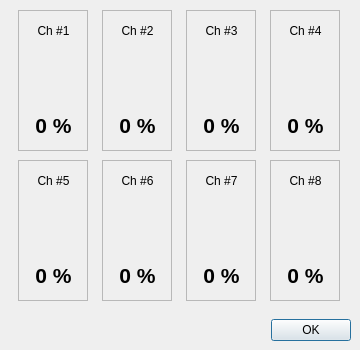
The window that Dialog_Sensors.ui (CactusTribe/PyRobot) describes before a commit, drawn with Qt 5.
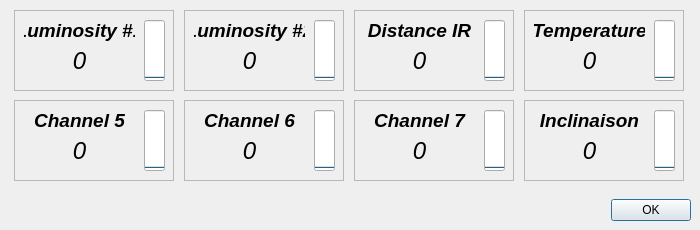
The same window after the commit. Icons and pictures are not drawn.

Commit message: Résolution du bug d'interface pendant la capture des sensors

Patch:
```diff
--- a/Dialog_Sensors.ui
+++ b/Dialog_Sensors.ui
@@ -9,20 +9,20 @@
    <rect>
     <x>0</x>
     <y>0</y>
-    <width>360</width>
-    <height>350</height>
+    <width>700</width>
+    <height>230</height>
    </rect>
   </property>
   <property name="minimumSize">
    <size>
-    <width>360</width>
-    <height>350</height>
+    <width>700</width>
+    <height>230</height>
    </size>
   </property>
   <property name="maximumSize">
    <size>
-    <width>360</width>
-    <height>350</height>
+    <width>700</width>
+    <height>230</height>
    </size>
   </property>
   <property name="windowTitle">
@@ -34,8 +34,8 @@
   <widget class="QDialogButtonBox" name="buttonBox">
    <property name="geometry">
     <rect>
-     <x>30</x>
-     <y>310</y>
+     <x>370</x>
+     <y>190</y>
      <width>321</width>
      <height>41</height>
     </rect>
@@ -52,8 +52,8 @@
     <rect>
      <x>10</x>
      <y>10</y>
-     <width>341</width>
-     <height>141</height>
+     <width>681</width>
+     <height>81</height>
     </rect>
    </property>
    <layout class="QHBoxLayout" name="horizontalLayout">
@@ -61,7 +61,7 @@
      <widget class="QFrame" name="frame">
       <property name="maximumSize">
        <size>
-        <width>70</width>
+        <width>160</width>
         <height>16777215</height>
        </size>
       </property>
@@ -75,13 +75,22 @@
        <property name="geometry">
         <rect>
          <x>10</x>
-         <y>10</y>
-         <width>51</width>
-         <height>21</height>
+         <y>0</y>
+         <width>111</width>
+         <height>41</height>
         </rect>
        </property>
+       <property name="font">
+        <font>
+         <pointsize>14</pointsize>
+         <weight>75</weight>
+         <italic>true</italic>
+         <bold>true</bold>
+         <underline>false</underline>
+        </font>
+       </property>
        <property name="text">
-        <string>Ch #1</string>
+        <string>Luminosity #1</string>
        </property>
        <property name="alignment">
         <set>Qt::AlignCenter</set>
@@ -91,42 +100,58 @@
        <property name="geometry">
         <rect>
          <x>10</x>
-         <y>100</y>
-         <width>51</width>
-         <height>31</height>
+         <y>30</y>
+         <width>111</width>
+         <height>41</height>
         </rect>
        </property>
        <property name="font">
         <font>
-         <pointsize>16</pointsize>
-         <weight>75</weight>
-         <bold>true</bold>
+         <pointsize>18</pointsize>
+         <weight>50</weight>
+         <italic>true</italic>
+         <bold>false</bold>
         </font>
        </property>
        <property name="text">
-        <string>0 %</string>
+        <string>0</string>
        </property>
        <property name="alignment">
         <set>Qt::AlignCenter</set>
        </property>
       </widget>
-      <widget class="QLabel" name="label_2">
+      <widget class="QProgressBar" name="progressBar_ch1">
        <property name="geometry">
         <rect>
-         <x>10</x>
-         <y>40</y>
-         <width>51</width>
-         <height>51</height>
+         <x>130</x>
+         <y>10</y>
+         <width>21</width>
+         <height>61</height>
         </rect>
        </property>
-       <property name="text">
-        <string/>
+       <property name="sizePolicy">
+        <sizepolicy hsizetype="Fixed" vsizetype="Expanding">
+         <horstretch>0</horstretch>
+         <verstretch>0</verstretch>
+        </sizepolicy>
        </property>
-       <property name="pixmap">
-        <pixmap resource="resources.qrc">:/resources/img/resources/img/picker.png</pixmap>
+       <property name="value">
+        <number>0</number>
        </property>
-       <property name="scaledContents">
-        <bool>true</bool>
+       <property name="alignment">
+        <set>Qt::AlignCenter</set>
+       </property>
+       <property name="textVisible">
+        <bool>false</bool>
+       </property>
+       <property name="orientation">
+        <enum>Qt::Vertical</enum>
+       </property>
+       <property name="invertedAppearance">
+        <bool>false</bool>
+       </property>
+       <property name="textDirection">
+        <enum>QProgressBar::TopToBottom</enum>
        </property>
       </widget>
      </widget>
@@ -135,7 +160,7 @@
      <widget class="QFrame" name="frame_2">
       <property name="maximumSize">
        <size>
-        <width>70</width>
+        <width>160</width>
         <height>16777215</height>
        </size>
       </property>
@@ -145,17 +170,26 @@
       <property name="frameShadow">
        <enum>QFrame::Plain</enum>
       </property>
-      <widget class="QLabel" name="label_3">
+      <widget class="QLabel" name="label_2">
        <property name="geometry">
         <rect>
          <x>10</x>
-         <y>10</y>
-         <width>51</width>
-         <height>21</height>
+         <y>0</y>
+         <width>111</width>
+         <height>41</height>
         </rect>
        </property>
+       <property name="font">
+        <font>
+         <pointsize>14</pointsize>
+         <weight>75</weight>
+         <italic>true</italic>
+         <bold>true</bold>
+         <underline>false</underline>
+        </font>
+       </property>
        <property name="text">
-        <string>Ch #2</string>
+        <string>Luminosity #2</string>
        </property>
        <property name="alignment">
         <set>Qt::AlignCenter</set>
@@ -165,42 +199,58 @@
        <property name="geometry">
         <rect>
          <x>10</x>
-         <y>100</y>
-         <width>51</width>
-         <height>31</height>
+         <y>30</y>
+         <width>111</width>
+         <height>41</height>
         </rect>
        </property>
        <property name="font">
         <font>
-         <pointsize>16</pointsize>
-         <weight>75</weight>
-         <bold>true</bold>
+         <pointsize>18</pointsize>
+         <weight>50</weight>
+         <italic>true</italic>
+         <bold>false</bold>
         </font>
        </property>
        <property name="text">
-        <string>0 %</string>
+        <string>0</string>
        </property>
        <property name="alignment">
         <set>Qt::AlignCenter</set>
        </property>
       </widget>
-      <widget class="QLabel" name="label_4">
+      <widget class="QProgressBar" name="progressBar_ch2">
        <property name="geometry">
         <rect>
-         <x>10</x>
-         <y>40</y>
-         <width>51</width>
-         <height>51</height>
+         <x>130</x>
+         <y>10</y>
+         <width>21</width>
+         <height>61</height>
         </rect>
        </property>
-       <property name="text">
-        <string/>
+       <property name="sizePolicy">
+        <sizepolicy hsizetype="Fixed" vsizetype="Expanding">
+         <horstretch>0</horstretch>
+         <verstretch>0</verstretch>
+        </sizepolicy>
        </property>
-       <property name="pixmap">
-        <pixmap resource="resources.qrc">:/resources/img/resources/img/picker.png</pixmap>
+       <property name="value">
+        <number>0</number>
        </property>
-       <property name="scaledContents">
-        <bool>true</bool>
+       <property name="alignment">
+        <set>Qt::AlignCenter</set>
+       </property>
+       <property name="textVisible">
+        <bool>false</bool>
+       </property>
+       <property name="orientation">
+        <enum>Qt::Vertical</enum>
+       </property>
+       <property name="invertedAppearance">
+        <bool>false</bool>
+       </property>
+       <property name="textDirection">
+        <enum>QProgressBar::TopToBottom</enum>
        </property>
       </widget>
      </widget>
@@ -209,7 +259,7 @@
      <widget class="QFrame" name="frame_3">
       <property name="maximumSize">
        <size>
-        <width>70</width>
+        <width>160</width>
         <height>16777215</height>
        </size>
       </property>
@@ -219,17 +269,26 @@
       <property name="frameShadow">
        <enum>QFrame::Plain</enum>
       </property>
-      <widget class="QLabel" name="label_5">
+      <widget class="QLabel" name="label_3">
        <property name="geometry">
         <rect>
          <x>10</x>
-         <y>10</y>
-         <width>51</width>
-         <height>21</height>
+         <y>0</y>
+         <width>111</width>
+         <height>41</height>
         </rect>
        </property>
+       <property name="font">
+        <font>
+         <pointsize>14</pointsize>
+         <weight>75</weight>
+         <italic>true</italic>
+         <bold>true</bold>
+         <underline>false</underline>
+        </font>
+       </property>
        <property name="text">
-        <string>Ch #3</string>
+        <string>Distance IR</string>
        </property>
        <property name="alignment">
         <set>Qt::AlignCenter</set>
@@ -239,42 +298,58 @@
        <property name="geometry">
         <rect>
          <x>10</x>
-         <y>100</y>
-         <width>51</width>
-         <height>31</height>
+         <y>30</y>
+         <width>111</width>
+         <height>41</height>
         </rect>
        </property>
        <property name="font">
         <font>
-         <pointsize>16</pointsize>
-         <weight>75</weight>
-         <bold>true</bold>
+         <pointsize>18</pointsize>
+         <weight>50</weight>
+         <italic>true</italic>
+         <bold>false</bold>
         </font>
        </property>
        <property name="text">
-        <string>0 %</string>
+        <string>0</string>
        </property>
        <property name="alignment">
         <set>Qt::AlignCenter</set>
        </property>
       </widget>
-      <widget class="QLabel" name="label_6">
+      <widget class="QProgressBar" name="progressBar_ch3">
        <property name="geometry">
         <rect>
-         <x>10</x>
-         <y>40</y>
-         <width>51</width>
-         <height>51</height>
+         <x>130</x>
+         <y>10</y>
+         <width>21</width>
+         <height>61</height>
         </rect>
        </property>
-       <property name="text">
-        <string/>
+       <property name="sizePolicy">
+        <sizepolicy hsizetype="Fixed" vsizetype="Expanding">
+         <horstretch>0</horstretch>
+         <verstretch>0</verstretch>
+        </sizepolicy>
        </property>
-       <property name="pixmap">
-        <pixmap resource="resources.qrc">:/resources/img/resources/img/picker.png</pixmap>
+       <property name="value">
+        <number>0</number>
        </property>
-       <property name="scaledContents">
-        <bool>true</bool>
+       <property name="alignment">
+        <set>Qt::AlignCenter</set>
+       </property>
+       <property name="textVisible">
+        <bool>false</bool>
+       </property>
+       <property name="orientation">
+        <enum>Qt::Vertical</enum>
+       </property>
+       <property name="invertedAppearance">
+        <bool>false</bool>
+       </property>
+       <property name="textDirection">
+        <enum>QProgressBar::TopToBottom</enum>
        </property>
       </widget>
      </widget>
@@ -283,7 +358,7 @@
      <widget class="QFrame" name="frame_4">
       <property name="maximumSize">
        <size>
-        <width>70</width>
+        <width>160</width>
         <height>16777215</height>
        </size>
       </property>
@@ -293,17 +368,26 @@
       <property name="frameShadow">
        <enum>QFrame::Plain</enum>
       </property>
-      <widget class="QLabel" name="label_7">
+      <widget class="QLabel" name="label_4">
        <property name="geometry">
         <rect>
          <x>10</x>
-         <y>10</y>
-         <width>51</width>
-         <height>21</height>
+         <y>0</y>
+         <width>111</width>
+         <height>41</height>
         </rect>
        </property>
+       <property name="font">
+        <font>
+         <pointsize>14</pointsize>
+         <weight>75</weight>
+         <italic>true</italic>
+         <bold>true</bold>
+         <underline>false</underline>
+        </font>
+       </property>
        <property name="text">
-        <string>Ch #4</string>
+        <string>Temperature</string>
        </property>
        <property name="alignment">
         <set>Qt::AlignCenter</set>
@@ -313,42 +397,58 @@
        <property name="geometry">
         <rect>
          <x>10</x>
-         <y>100</y>
-         <width>51</width>
-         <height>31</height>
+         <y>30</y>
+         <width>111</width>
+         <height>41</height>
         </rect>
        </property>
        <property name="font">
         <font>
-         <pointsize>16</pointsize>
-         <weight>75</weight>
-         <bold>true</bold>
+         <pointsize>18</pointsize>
+         <weight>50</weight>
+         <italic>true</italic>
+         <bold>false</bold>
         </font>
        </property>
        <property name="text">
-        <string>0 %</string>
+        <string>0</string>
        </property>
        <property name="alignment">
         <set>Qt::AlignCenter</set>
        </property>
       </widget>
-      <widget class="QLabel" name="label_8">
+      <widget class="QProgressBar" name="progressBar_ch4">
        <property name="geometry">
         <rect>
-         <x>10</x>
-         <y>40</y>
-         <width>51</width>
-         <height>51</height>
+         <x>130</x>
+         <y>10</y>
+         <width>21</width>
+         <height>61</height>
         </rect>
        </property>
-       <property name="text">
-        <string/>
+       <property name="sizePolicy">
+        <sizepolicy hsizetype="Fixed" vsizetype="Expanding">
+         <horstretch>0</horstretch>
+         <verstretch>0</verstretch>
+        </sizepolicy>
        </property>
-       <property name="pixmap">
-        <pixmap resource="resources.qrc">:/resources/img/resources/img/picker.png</pixmap>
+       <property name="value">
+        <number>0</number>
        </property>
-       <property name="scaledContents">
-        <bool>true</bool>
+       <property name="alignment">
+        <set>Qt::AlignCenter</set>
+       </property>
+       <property name="textVisible">
+        <bool>false</bool>
+       </property>
+       <property name="orientation">
+        <enum>Qt::Vertical</enum>
+       </property>
+       <property name="invertedAppearance">
+        <bool>false</bool>
+       </property>
+       <property name="textDirection">
+        <enum>QProgressBar::TopToBottom</enum>
        </property>
       </widget>
      </widget>
@@ -359,9 +459,9 @@
    <property name="geometry">
     <rect>
      <x>10</x>
-     <y>160</y>
-     <width>341</width>
-     <height>141</height>
+     <y>100</y>
+     <width>681</width>
+     <height>81</height>
     </rect>
    </property>
    <layout class="QHBoxLayout" name="horizontalLayout_2">
@@ -369,7 +469,7 @@
      <widget class="QFrame" name="frame_5">
       <property name="maximumSize">
        <size>
-        <width>70</width>
+        <width>160</width>
         <height>16777215</height>
        </size>
       </property>
@@ -379,17 +479,26 @@
       <property name="frameShadow">
        <enum>QFrame::Plain</enum>
       </property>
-      <widget class="QLabel" name="label_9">
+      <widget class="QLabel" name="label_5">
        <property name="geometry">
         <rect>
          <x>10</x>
-         <y>10</y>
-         <width>51</width>
-         <height>21</height>
+         <y>0</y>
+         <width>111</width>
+         <height>41</height>
         </rect>
        </property>
+       <property name="font">
+        <font>
+         <pointsize>14</pointsize>
+         <weight>75</weight>
+         <italic>true</italic>
+         <bold>true</bold>
+         <underline>false</underline>
+        </font>
+       </property>
        <property name="text">
-        <string>Ch #5</string>
+        <string>Channel 5</string>
        </property>
        <property name="alignment">
         <set>Qt::AlignCenter</set>
@@ -399,42 +508,58 @@
        <property name="geometry">
         <rect>
          <x>10</x>
-         <y>100</y>
-         <width>51</width>
-         <height>31</height>
+         <y>30</y>
+         <width>111</width>
+         <height>41</height>
         </rect>
        </property>
        <property name="font">
         <font>
-         <pointsize>16</pointsize>
-         <weight>75</weight>
-         <bold>true</bold>
+         <pointsize>18</pointsize>
+         <weight>50</weight>
+         <italic>true</italic>
+         <bold>false</bold>
         </font>
        </property>
        <property name="text">
-        <string>0 %</string>
+        <string>0</string>
        </property>
        <property name="alignment">
         <set>Qt::AlignCenter</set>
        </property>
       </widget>
-      <widget class="QLabel" name="label_10">
+      <widget class="QProgressBar" name="progressBar_ch5">
        <property name="geometry">
         <rect>
-         <x>10</x>
-         <y>40</y>
-         <width>51</width>
-         <height>51</height>
+         <x>130</x>
+         <y>10</y>
+         <width>21</width>
+         <height>61</height>
         </rect>
        </property>
-       <property name="text">
-        <string/>
+       <property name="sizePolicy">
+        <sizepolicy hsizetype="Fixed" vsizetype="Expanding">
+         <horstretch>0</horstretch>
+         <verstretch>0</verstretch>
+        </sizepolicy>
        </property>
-       <property name="pixmap">
-        <pixmap resource="resources.qrc">:/resources/img/resources/img/picker.png</pixmap>
+       <property name="value">
+        <number>0</number>
        </property>
-       <property name="scaledContents">
-        <bool>true</bool>
+       <property name="alignment">
+        <set>Qt::AlignCenter</set>
+       </property>
+       <property name="textVisible">
+        <bool>false</bool>
+       </property>
+       <property name="orientation">
+        <enum>Qt::Vertical</enum>
+       </property>
+       <property name="invertedAppearance">
+        <bool>false</bool>
+       </property>
+       <property name="textDirection">
+        <enum>QProgressBar::TopToBottom</enum>
        </property>
       </widget>
      </widget>
@@ -443,7 +568,7 @@
      <widget class="QFrame" name="frame_6">
       <property name="maximumSize">
        <size>
-        <width>70</width>
+        <width>160</width>
         <height>16777215</height>
        </size>
       </property>
@@ -453,17 +578,26 @@
       <property name="frameShadow">
        <enum>QFrame::Plain</enum>
       </property>
-      <widget class="QLabel" name="label_11">
+      <widget class="QLabel" name="label_6">
        <property name="geometry">
         <rect>
          <x>10</x>
-         <y>10</y>
-         <width>51</width>
-         <height>21</height>
+         <y>0</y>
+         <width>111</width>
+         <height>41</height>
         </rect>
        </property>
+       <property name="font">
+        <font>
+         <pointsize>14</pointsize>
+         <weight>75</weight>
+         <italic>true</italic>
+         <bold>true</bold>
+         <underline>false</underline>
+        </font>
+       </property>
        <property name="text">
-        <string>Ch #6</string>
+        <string>Channel 6</string>
        </property>
        <property name="alignment">
         <set>Qt::AlignCenter</set>
@@ -473,42 +607,58 @@
        <property name="geometry">
         <rect>
          <x>10</x>
-         <y>100</y>
-         <width>51</width>
-         <height>31</height>
+         <y>30</y>
+         <width>111</width>
+         <height>41</height>
         </rect>
        </property>
        <property name="font">
         <font>
-         <pointsize>16</pointsize>
-         <weight>75</weight>
-         <bold>true</bold>
+         <pointsize>18</pointsize>
+         <weight>50</weight>
+         <italic>true</italic>
+         <bold>false</bold>
         </font>
        </property>
        <property name="text">
-        <string>0 %</string>
+        <string>0</string>
        </property>
        <property name="alignment">
         <set>Qt::AlignCenter</set>
        </property>
       </widget>
-      <widget class="QLabel" name="label_12">
+      <widget class="QProgressBar" name="progressBar_ch6">
        <property name="geometry">
         <rect>
-         <x>10</x>
-         <y>40</y>
-         <width>51</width>
-         <height>51</height>
+         <x>130</x>
+         <y>10</y>
+         <width>21</width>
+         <height>61</height>
         </rect>
        </property>
-       <property name="text">
-        <string/>
+       <property name="sizePolicy">
+        <sizepolicy hsizetype="Fixed" vsizetype="Expanding">
+         <horstretch>0</horstretch>
+         <verstretch>0</verstretch>
+        </sizepolicy>
        </property>
-       <property name="pixmap">
-        <pixmap resource="resources.qrc">:/resources/img/resources/img/picker.png</pixmap>
+       <property name="value">
+        <number>0</number>
        </property>
-       <property name="scaledContents">
-        <bool>true</bool>
+       <property name="alignment">
+        <set>Qt::AlignCenter</set>
+       </property>
+       <property name="textVisible">
+        <bool>false</bool>
+       </property>
+       <property name="orientation">
+        <enum>Qt::Vertical</enum>
+       </property>
+       <property name="invertedAppearance">
+        <bool>false</bool>
+       </property>
+       <property name="textDirection">
+        <enum>QProgressBar::TopToBottom</enum>
        </property>
       </widget>
      </widget>
@@ -517,7 +667,7 @@
      <widget class="QFrame" name="frame_7">
       <property name="maximumSize">
        <size>
-        <width>70</width>
+        <width>160</width>
         <height>16777215</height>
        </size>
       </property>
@@ -527,17 +677,26 @@
       <property name="frameShadow">
        <enum>QFrame::Plain</enum>
       </property>
-      <widget class="QLabel" name="label_13">
+      <widget class="QLabel" name="label_7">
        <property name="geometry">
         <rect>
          <x>10</x>
-         <y>10</y>
-         <width>51</width>
-         <height>21</height>
+         <y>0</y>
+         <width>111</width>
+         <height>41</height>
         </rect>
        </property>
+       <property name="font">
+        <font>
+         <pointsize>14</pointsize>
+         <weight>75</weight>
+         <italic>true</italic>
+         <bold>true</bold>
+         <underline>false</underline>
+        </font>
+       </property>
        <property name="text">
-        <string>Ch #7</string>
+        <string>Channel 7</string>
        </property>
        <property name="alignment">
         <set>Qt::AlignCenter</set>
@@ -547,42 +706,58 @@
        <property name="geometry">
         <rect>
          <x>10</x>
-         <y>100</y>
-         <width>51</width>
-         <height>31</height>
+         <y>30</y>
+         <width>111</width>
+         <height>41</height>
         </rect>
        </property>
        <property name="font">
         <font>
-         <pointsize>16</pointsize>
-         <weight>75</weight>
-         <bold>true</bold>
+         <pointsize>18</pointsize>
+         <weight>50</weight>
+         <italic>true</italic>
+         <bold>false</bold>
         </font>
        </property>
        <property name="text">
-        <string>0 %</string>
+        <string>0</string>
        </property>
        <property name="alignment">
         <set>Qt::AlignCenter</set>
        </property>
       </widget>
-      <widget class="QLabel" name="label_14">
+      <widget class="QProgressBar" name="progressBar_ch7">
        <property name="geometry">
         <rect>
-         <x>10</x>
-         <y>40</y>
-         <width>51</width>
-         <height>51</height>
+         <x>130</x>
+         <y>10</y>
+         <width>21</width>
+         <height>61</height>
         </rect>
        </property>
-       <property name="text">
-        <string/>
+       <property name="sizePolicy">
+        <sizepolicy hsizetype="Fixed" vsizetype="Expanding">
+         <horstretch>0</horstretch>
+         <verstretch>0</verstretch>
+        </sizepolicy>
        </property>
-       <property name="pixmap">
-        <pixmap resource="resources.qrc">:/resources/img/resources/img/picker.png</pixmap>
+       <property name="value">
+        <number>0</number>
        </property>
-       <property name="scaledContents">
-        <bool>true</bool>
+       <property name="alignment">
+        <set>Qt::AlignCenter</set>
+       </property>
+       <property name="textVisible">
+        <bool>false</bool>
+       </property>
+       <property name="orientation">
+        <enum>Qt::Vertical</enum>
+       </property>
+       <property name="invertedAppearance">
+        <bool>false</bool>
+       </property>
+       <property name="textDirection">
+        <enum>QProgressBar::TopToBottom</enum>
        </property>
       </widget>
      </widget>
@@ -591,7 +766,7 @@
      <widget class="QFrame" name="frame_8">
       <property name="maximumSize">
        <size>
-        <width>70</width>
+        <width>160</width>
         <height>16777215</height>
        </size>
       </property>
@@ -601,17 +776,26 @@
       <property name="frameShadow">
        <enum>QFrame::Plain</enum>
       </property>
-      <widget class="QLabel" name="label_15">
+      <widget class="QLabel" name="label_8">
        <property name="geometry">
         <rect>
          <x>10</x>
-         <y>10</y>
-         <width>51</width>
-         <height>21</height>
+         <y>0</y>
+         <width>111</width>
+         <height>41</height>
         </rect>
        </property>
+       <property name="font">
+        <font>
+         <pointsize>14</pointsize>
+         <weight>75</weight>
+         <italic>true</italic>
+         <bold>true</bold>
+         <underline>false</underline>
+        </font>
+       </property>
        <property name="text">
-        <string>Ch #8</string>
+        <string>Inclinaison</string>
        </property>
        <property name="alignment">
         <set>Qt::AlignCenter</set>
@@ -621,42 +805,58 @@
        <property name="geometry">
         <rect>
          <x>10</x>
-         <y>100</y>
-         <width>51</width>
-         <height>31</height>
+         <y>30</y>
+         <width>111</width>
+         <height>41</height>
         </rect>
        </property>
        <property name="font">
         <font>
-         <pointsize>16</pointsize>
-         <weight>75</weight>
-         <bold>true</bold>
+         <pointsize>18</pointsize>
+         <weight>50</weight>
+         <italic>true</italic>
+         <bold>false</bold>
         </font>
        </property>
        <property name="text">
-        <string>0 %</string>
+        <string>0</string>
        </property>
        <property name="alignment">
         <set>Qt::AlignCenter</set>
        </property>
       </widget>
-      <widget class="QLabel" name="label_16">
+      <widget class="QProgressBar" name="progressBar_ch8">
        <property name="geometry">
         <rect>
-         <x>10</x>
-         <y>40</y>
-         <width>51</width>
-         <height>51</height>
+         <x>130</x>
+         <y>10</y>
+         <width>21</width>
+         <height>61</height>
         </rect>
        </property>
-       <property name="text">
-        <string/>
+       <property name="sizePolicy">
+        <sizepolicy hsizetype="Fixed" vsizetype="Expanding">
+         <horstretch>0</horstretch>
+         <verstretch>0</verstretch>
+        </sizepolicy>
        </property>
-       <property name="pixmap">
-        <pixmap resource="resources.qrc">:/resources/img/resources/img/picker.png</pixmap>
+       <property name="value">
+        <number>0</number>
        </property>
-       <property name="scaledContents">
-        <bool>true</bool>
+       <property name="alignment">
+        <set>Qt::AlignCenter</set>
+       </property>
+       <property name="textVisible">
+        <bool>false</bool>
+       </property>
+       <property name="orientation">
+        <enum>Qt::Vertical</enum>
+       </property>
+       <property name="invertedAppearance">
+        <bool>false</bool>
+       </property>
+       <property name="textDirection">
+        <enum>QProgressBar::TopToBottom</enum>
        </property>
       </widget>
      </widget>
```
The commit also changes 11 other files.
